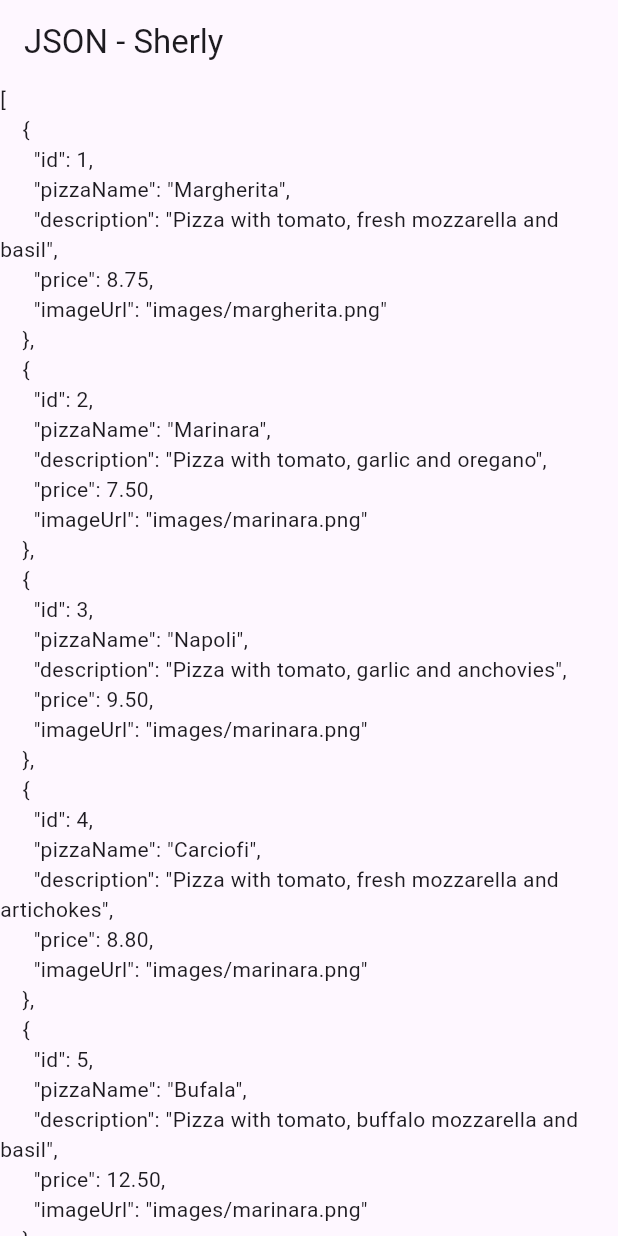
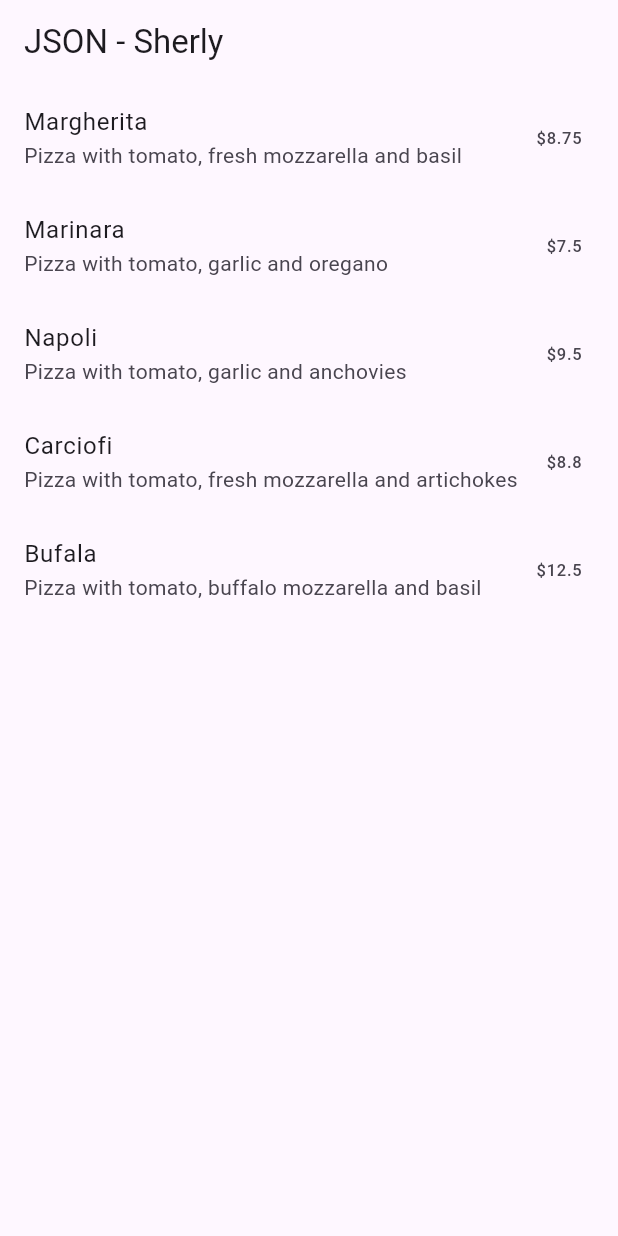
Before and after one commit to sherlyazkiah/Mobile-Dev, a Flutter app: the screen it shows after launch, on a phone screen of 412 x 824 dp. Run offline on Flutter 3.47's test engine with Material 3 defaults, Android fonts, the phone set to English and light mode, and no system bars; our stand-ins replace auto_size_text, camera, geolocator.

Commit message:
W13: Answer to Question 3

```diff
--- a/codelab13_data_persistence/store_data_sherly/lib/main.dart
+++ b/codelab13_data_persistence/store_data_sherly/lib/main.dart
@@ -1,3 +1,5 @@
+import 'dart:convert';
+import './model/pizza.dart';
 import 'package:flutter/material.dart';
 
 void main() {
@@ -27,27 +29,48 @@
 }
 
 class _MyHomePageState extends State<MyHomePage> {
+  List<Pizza> myPizzas = [];
   String pizzaString = '';
 
-  Future readJsonFile() async {
+  Future<List<Pizza>> readJsonFile() async {
     String myString = await DefaultAssetBundle.of(context)
-    .loadString('assets/pizzalist.json');
-    setState(() {
-      pizzaString = myString;
-    });
+      .loadString('assets/pizzalist.json');
+
+    List pizzaMapList = jsonDecode(myString);
+
+    List<Pizza> myPizzas = [];
+    for (var pizza in pizzaMapList) {
+      Pizza myPizza = Pizza.fromJson(pizza);
+      myPizzas.add(myPizza);
+    }
+
+    return myPizzas;
   }
 
   @override
   void initState() {
     super.initState();
-    readJsonFile();
+    readJsonFile().then((value) {
+      setState(() {
+        myPizzas = value;
+      });
+    });
   }
 
   @override
   Widget build(BuildContext context) {
     return Scaffold(
       appBar: AppBar(title: const Text('JSON - Sherly')),
-      body: Text(pizzaString),
+      body: ListView.builder(
+        itemCount: myPizzas.length,
+        itemBuilder: (context, index) {
+          return ListTile(
+            title: Text(myPizzas[index].pizzaName),
+            subtitle: Text(myPizzas[index].description),
+            trailing: Text('\$${myPizzas[index].price}'),
+          );
+        },
+      )
     );
   }
 }
--- /dev/null
+++ b/codelab13_data_persistence/store_data_sherly/lib/model/pizza.dart
@@ -0,0 +1,22 @@
+class Pizza {
+  final int id;
+  final String pizzaName;
+  final String description;
+  final double price;
+  final String imageUrl;
+
+  Pizza({
+    required this.id,
+    required this.pizzaName,
+    required this.description,
+    required this.price,
+    required this.imageUrl,
+  });
+
+  Pizza.fromJson(Map<String, dynamic> json) :
+      id = json['id'],
+      pizzaName = json['pizzaName'],
+      description = json['description'],
+      price = json['price'],
+      imageUrl = json['imageUrl'];
+}
```
Also changed, not shown: codelab13_data_persistence/store_data_sherly/img/q3.jpeg (added), 1 other file.
